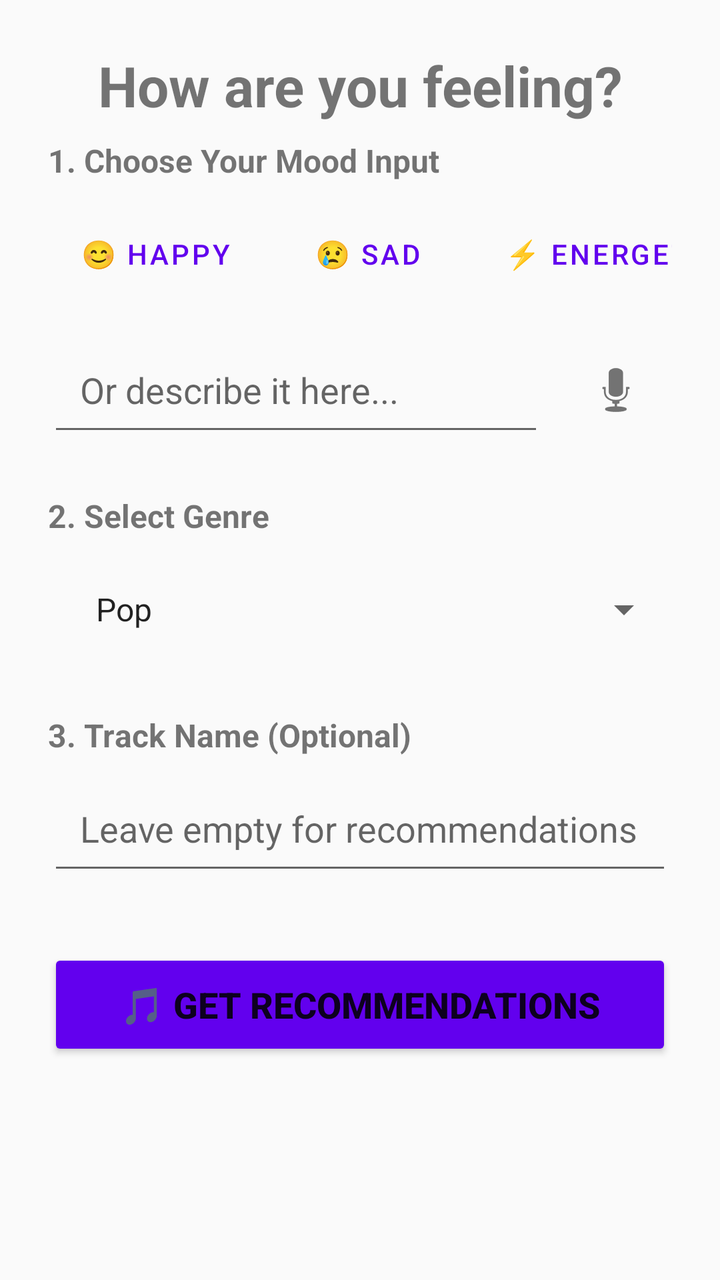
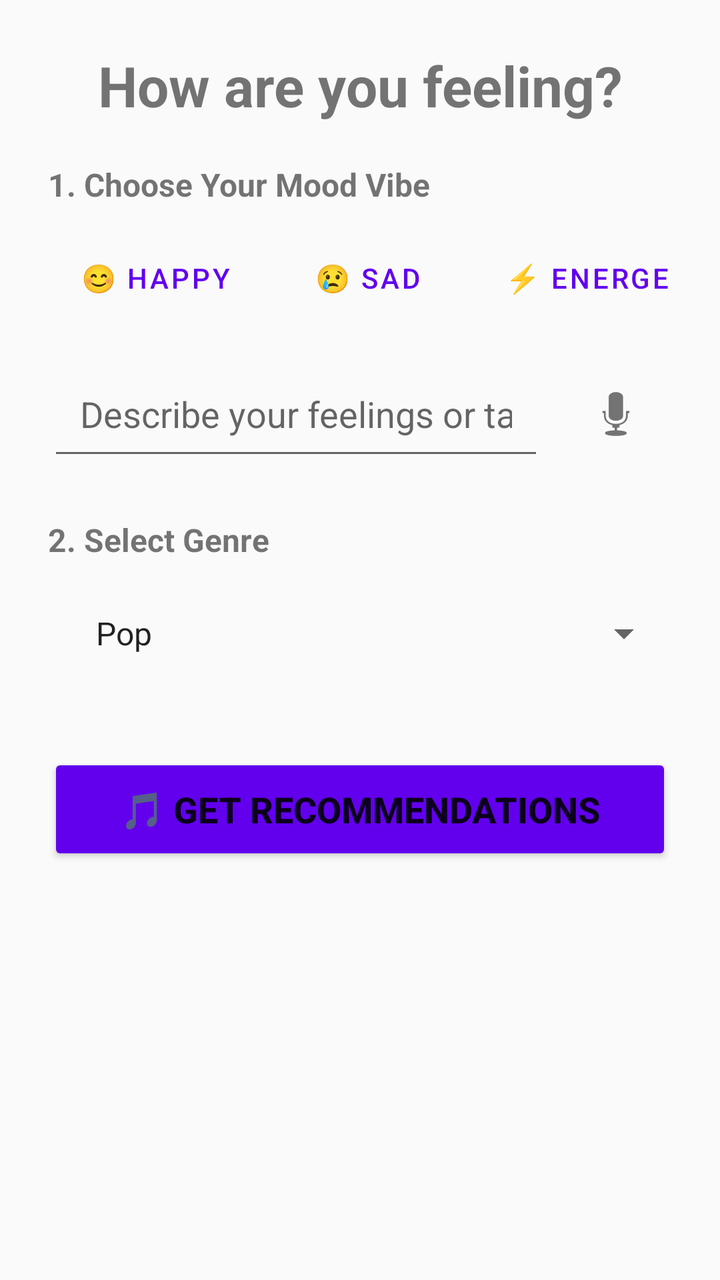

Before-and-after screenshots of an Android layout around one commit, followed by the original layout XML and the change that was made.
<!-- AndroidManifest.xml: application theme Theme.Moodic -->
<!-- res/layout/activity_mood_input.xml -->
<?xml version="1.0" encoding="utf-8"?>
<ScrollView
    xmlns:android="http://schemas.android.com/apk/res/android"
    android:layout_width="match_parent"
    android:layout_height="match_parent">

    <LinearLayout
        android:layout_width="match_parent"
        android:layout_height="wrap_content"
        android:orientation="vertical"
        android:padding="24dp">

        
        <TextView
            android:layout_width="match_parent"
            android:layout_height="wrap_content"
            android:text="How are you feeling?"
            android:textSize="28sp"
            android:textStyle="bold"
            android:layout_marginBottom="8dp"
            android:textAlignment="center" />

        <TextView
            android:id="@+id/lastMoodHint"
            android:layout_width="match_parent"
            android:layout_height="wrap_content"
            android:textSize="13sp"
            android:textColor="#888888"
            android:textAlignment="center"
            android:layout_marginBottom="20dp"
            android:visibility="gone" />

        
        <TextView
            android:layout_width="match_parent"
            android:layout_height="wrap_content"
            android:text="1. Choose Your Mood Input"
            android:textSize="16sp"
            android:textStyle="bold"
            android:layout_marginBottom="12dp" />

        
        <HorizontalScrollView
            android:layout_width="match_parent"
            android:layout_height="wrap_content"
            android:layout_marginBottom="16dp"
            android:scrollbars="none">
            <LinearLayout
                android:layout_width="wrap_content"
                android:layout_height="wrap_content"
                android:orientation="horizontal">
                <Button android:id="@+id/btnHappy" android:layout_width="wrap_content" android:layout_height="wrap_content" android:text="😊 Happy" android:layout_marginEnd="8dp" style="?attr/materialButtonOutlinedStyle"/>
                <Button android:id="@+id/btnSad" android:layout_width="wrap_content" android:layout_height="wrap_content" android:text="😢 Sad" android:layout_marginEnd="8dp" style="?attr/materialButtonOutlinedStyle"/>
                <Button android:id="@+id/btnEnergetic" android:layout_width="wrap_content" android:layout_height="wrap_content" android:text="⚡ Energetic" android:layout_marginEnd="8dp" style="?attr/materialButtonOutlinedStyle"/>
                <Button android:id="@+id/btnCalm" android:layout_width="wrap_content" android:layout_height="wrap_content" android:text="🧘 Calm" android:layout_marginEnd="8dp" style="?attr/materialButtonOutlinedStyle"/>
                <Button android:id="@+id/btnAngry" android:layout_width="wrap_content" android:layout_height="wrap_content" android:text="😠 Angry" style="?attr/materialButtonOutlinedStyle"/>
            </LinearLayout>
        </HorizontalScrollView>

        <LinearLayout
            android:layout_width="match_parent"
            android:layout_height="wrap_content"
            android:orientation="horizontal"
            android:gravity="center_vertical"
            android:layout_marginBottom="24dp">

            <EditText
                android:id="@+id/moodInput"
                android:layout_width="0dp"
                android:layout_height="56dp"
                android:layout_weight="1"
                android:hint="Or describe it here..."
                android:inputType="text"
                android:padding="16dp" />

            <ImageButton
                android:id="@+id/voiceInputButton"
                android:layout_width="56dp"
                android:layout_height="56dp"
                android:src="@android:drawable/ic_btn_speak_now"
                android:background="?attr/selectableItemBackgroundBorderless"
                android:contentDescription="Voice Input"
                android:layout_marginStart="8dp" />
        </LinearLayout>

        
        <TextView
            android:layout_width="match_parent"
            android:layout_height="wrap_content"
            android:text="2. Select Genre"
            android:textSize="16sp"
            android:textStyle="bold"
            android:layout_marginBottom="8dp" />

        <Spinner
            android:id="@+id/genreSpinner"
            android:layout_width="match_parent"
            android:layout_height="56dp"
            android:entries="@array/genre_array"
            android:layout_marginBottom="24dp"
            android:padding="16dp" />

        
        <TextView
            android:layout_width="match_parent"
            android:layout_height="wrap_content"
            android:text="3. Track Name (Optional)"
            android:textSize="16sp"
            android:textStyle="bold"
            android:layout_marginBottom="8dp" />

        <EditText
            android:id="@+id/trackInput"
            android:layout_width="match_parent"
            android:layout_height="56dp"
            android:hint="Leave empty for recommendations"
            android:inputType="text"
            android:padding="16dp"
            android:layout_marginBottom="32dp" />

        <ProgressBar
            android:id="@+id/loadingBar"
            android:layout_width="wrap_content"
            android:layout_height="wrap_content"
            android:layout_gravity="center"
            android:layout_marginBottom="24dp"
            android:visibility="gone" />

        <Button
            android:id="@+id/analyzeButton"
            android:layout_width="match_parent"
            android:layout_height="56dp"
            android:text="🎵 Get Recommendations"
            android:textSize="18sp"
            android:textStyle="bold"
            android:backgroundTint="#6200EE" />

    </LinearLayout>
</ScrollView>
<!-- resources referenced by this layout -->
<resources>
  <string-array name="genre_array">
          <item>Pop</item>
          <item>Rock</item>
          <item>Jazz</item>
          <item>Hip-Hop</item>
          <item>Classical</item>
          <item>Electronic</item>
          <item>RNB</item>
      </string-array>
  <style name="Theme.Moodic" parent="Theme.MaterialComponents.DayNight.NoActionBar.Bridge">
          <item name="colorPrimary">@color/purple_500</item>
          <item name="colorPrimaryVariant">@color/purple_700</item>
          <item name="colorOnPrimary">@color/white</item>
  
          <item name="colorSecondary">@color/teal_200</item>
          <item name="colorOnSecondary">@color/black</item>
  
          <item name="android:statusBarColor">?attr/colorPrimaryVariant</item>
  
          <item name="colorPrimarySurface">?attr/colorPrimary</item>
      </style>
  <color name="purple_500">#FF6200EE</color>
  <color name="purple_700">#FF3700B3</color>
  <color name="white">#FFFFFFFF</color>
  <color name="teal_200">#FF03DAC5</color>
  <color name="black">#FF000000</color>
</resources>

<!-- the commit's change to res/layout/activity_mood_input.xml (unified diff, before → after) -->
@@ -10,36 +10,23 @@
         android:orientation="vertical"
         android:padding="24dp">
 
-        
         <TextView
             android:layout_width="match_parent"
             android:layout_height="wrap_content"
             android:text="How are you feeling?"
             android:textSize="28sp"
             android:textStyle="bold"
-            android:layout_marginBottom="8dp"
+            android:layout_marginBottom="20dp"
             android:textAlignment="center" />
 
         <TextView
-            android:id="@+id/lastMoodHint"
             android:layout_width="match_parent"
             android:layout_height="wrap_content"
-            android:textSize="13sp"
-            android:textColor="#888888"
-            android:textAlignment="center"
-            android:layout_marginBottom="20dp"
-            android:visibility="gone" />
-
-        
-        <TextView
-            android:layout_width="match_parent"
-            android:layout_height="wrap_content"
-            android:text="1. Choose Your Mood Input"
+            android:text="1. Choose Your Mood Vibe"
             android:textSize="16sp"
             android:textStyle="bold"
             android:layout_marginBottom="12dp" />
 
-        
         <HorizontalScrollView
             android:layout_width="match_parent"
             android:layout_height="wrap_content"
@@ -69,7 +56,7 @@
                 android:layout_width="0dp"
                 android:layout_height="56dp"
                 android:layout_weight="1"
-                android:hint="Or describe it here..."
+                android:hint="Describe your feelings or tap a vibe..."
                 android:inputType="text"
                 android:padding="16dp" />
 
@@ -79,11 +66,10 @@
                 android:layout_height="56dp"
                 android:src="@android:drawable/ic_btn_speak_now"
                 android:background="?attr/selectableItemBackgroundBorderless"
-                android:contentDescription="Voice Input"
+                android:contentDescription="Voice Input microphone"
                 android:layout_marginStart="8dp" />
         </LinearLayout>
 
-        
         <TextView
             android:layout_width="match_parent"
             android:layout_height="wrap_content"
@@ -97,26 +83,8 @@
             android:layout_width="match_parent"
             android:layout_height="56dp"
             android:entries="@array/genre_array"
-            android:layout_marginBottom="24dp"
+            android:layout_marginBottom="32dp"
             android:padding="16dp" />
-
-        
-        <TextView
-            android:layout_width="match_parent"
-            android:layout_height="wrap_content"
-            android:text="3. Track Name (Optional)"
-            android:textSize="16sp"
-            android:textStyle="bold"
-            android:layout_marginBottom="8dp" />
-
-        <EditText
-            android:id="@+id/trackInput"
-            android:layout_width="match_parent"
-            android:layout_height="56dp"
-            android:hint="Leave empty for recommendations"
-            android:inputType="text"
-            android:padding="16dp"
-            android:layout_marginBottom="32dp" />
 
         <ProgressBar
             android:id="@+id/loadingBar"
